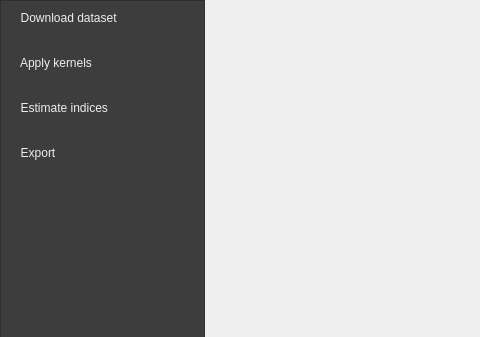
This is geeGUI_dialog_base.ui in dima4914/gee as Qt 5 draws it before an edit; both pictures show x 0 to 480 and y 0 to 337 of the 706 by 531 pixel window. The edited form follows.
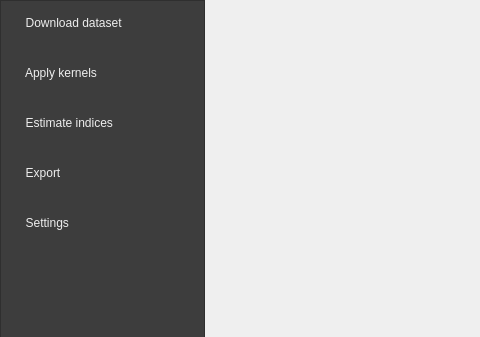
This is the edited form. Icons and pictures are not drawn.

Commit message: Added import-export to GUI, added Settings panel

The edit to the form file:
```diff
--- a/geeGUI_dialog_base.ui
+++ b/geeGUI_dialog_base.ui
@@ -213,7 +213,10 @@
        <string notr="true">background-color: rgb(61, 61, 61);
 font: 11pt &quot;T1_131&quot;;
 color: rgb(238, 238, 238);
-padding: 10px;</string>
+padding: 15px;</string>
+      </property>
+      <property name="sizeAdjustPolicy">
+       <enum>QAbstractScrollArea::AdjustIgnored</enum>
       </property>
       <property name="editTriggers">
        <set>QAbstractItemView::DoubleClicked|QAbstractItemView::SelectedClicked</set>
@@ -240,12 +243,12 @@
        <enum>QListView::SinglePass</enum>
       </property>
       <property name="spacing">
-       <number>10</number>
+       <number>15</number>
       </property>
       <property name="gridSize">
        <size>
         <width>0</width>
-        <height>45</height>
+        <height>50</height>
        </size>
       </property>
       <property name="viewMode">
@@ -314,6 +317,15 @@
          <normaloff>:/plugins/geegui/icons/export.png</normaloff>:/plugins/geegui/icons/export.png</iconset>
        </property>
       </item>
+      <item>
+       <property name="text">
+        <string>  Settings</string>
+       </property>
+       <property name="icon">
+        <iconset>
+         <normaloff>:/plugins/geegui/icons/settings2.png</normaloff>:/plugins/geegui/icons/settings2.png</iconset>
+       </property>
+      </item>
      </widget>
     </item>
     <item>
```
The commit also changes 5 other files.
